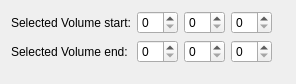
This is tomviz/SelectVolumeWidget.ui in OpenChemistry/tomviz as Qt 5 draws it before an edit. The edited form follows.
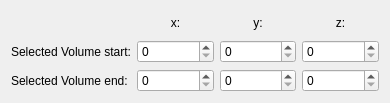
This is the edited form.

Commit message: Add axis labels to select volume widget dialog

```diff
--- a/tomviz/SelectVolumeWidget.ui
+++ b/tomviz/SelectVolumeWidget.ui
@@ -6,57 +6,75 @@
    <rect>
     <x>0</x>
     <y>0</y>
-    <width>296</width>
-    <height>84</height>
+    <width>390</width>
+    <height>103</height>
    </rect>
   </property>
   <property name="windowTitle">
    <string>Form</string>
   </property>
-  <layout class="QFormLayout" name="formLayout_3">
-   <item row="0" column="0">
-    <layout class="QFormLayout" name="formLayout_2">
-     <item row="0" column="0">
+  <layout class="QGridLayout" name="gridLayout">
+   <item row="1" column="0">
       <widget class="QLabel" name="label_3">
        <property name="text">
         <string>Selected Volume start:</string>
        </property>
       </widget>
      </item>
-     <item row="1" column="0">
-      <widget class="QLabel" name="label_4">
-       <property name="text">
-        <string>Selected Volume end:</string>
-       </property>
-      </widget>
-     </item>
-     <item row="0" column="1">
-      <layout class="QHBoxLayout" name="horizontalLayout_3">
-       <item>
+   <item row="1" column="1">
         <widget class="QSpinBox" name="startX"/>
        </item>
-       <item>
-        <widget class="QSpinBox" name="startY"/>
-       </item>
-       <item>
+   <item row="2" column="2">
+    <widget class="QSpinBox" name="endY"/>
+   </item>
+   <item row="1" column="3">
         <widget class="QSpinBox" name="startZ"/>
        </item>
-      </layout>
-     </item>
-     <item row="1" column="1">
-      <layout class="QHBoxLayout" name="horizontalLayout_4">
-       <item>
+   <item row="2" column="1">
         <widget class="QSpinBox" name="endX"/>
        </item>
-       <item>
-        <widget class="QSpinBox" name="endY"/>
-       </item>
-       <item>
+   <item row="2" column="0">
+    <widget class="QLabel" name="label_4">
+     <property name="text">
+      <string>Selected Volume end:</string>
+     </property>
+    </widget>
+   </item>
+   <item row="1" column="2">
+    <widget class="QSpinBox" name="startY"/>
+   </item>
+   <item row="2" column="3">
         <widget class="QSpinBox" name="endZ"/>
        </item>
-      </layout>
-     </item>
-    </layout>
+   <item row="0" column="1">
+    <widget class="QLabel" name="label">
+     <property name="text">
+      <string>x:</string>
+     </property>
+     <property name="alignment">
+      <set>Qt::AlignCenter</set>
+     </property>
+    </widget>
+   </item>
+   <item row="0" column="2">
+    <widget class="QLabel" name="label_2">
+     <property name="text">
+      <string>y:</string>
+     </property>
+     <property name="alignment">
+      <set>Qt::AlignCenter</set>
+     </property>
+    </widget>
+   </item>
+   <item row="0" column="3">
+    <widget class="QLabel" name="label_5">
+     <property name="text">
+      <string>z:</string>
+     </property>
+     <property name="alignment">
+      <set>Qt::AlignCenter</set>
+     </property>
+    </widget>
    </item>
   </layout>
  </widget>
```
Lines whose indentation alone changed are shown as unchanged.
